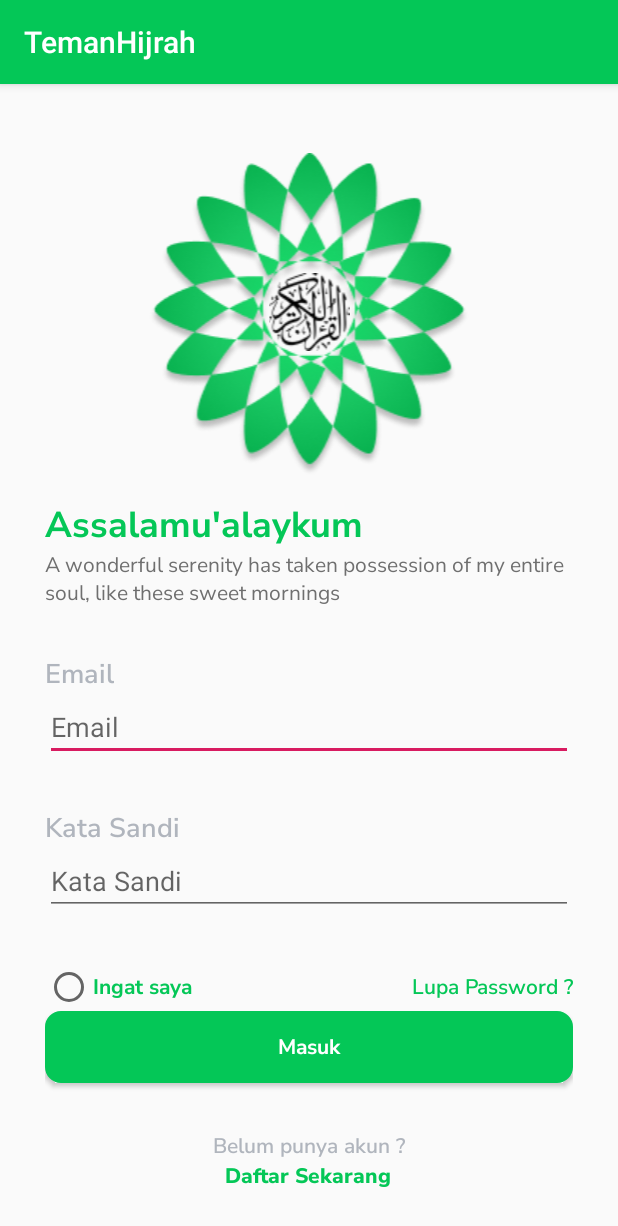
After one commit to gianpermana90/TemanHijrah, an Android app: the Login screen opened directly, with no data from a screen before it, on a phone screen of 412 x 824 dp. The commit adds this screen. Shown: the top 1226 px of the screen. Run offline under Robolectric (Android 15) with nearby library versions, the phone set to English and light mode, and no system bars.

Commit message:
add login activity

```diff
--- a/app/src/main/AndroidManifest.xml
+++ b/app/src/main/AndroidManifest.xml
@@ -9,12 +9,14 @@
         android:roundIcon="@mipmap/ic_launcher_round"
         android:supportsRtl="true"
         android:theme="@style/AppTheme">
-        <activity android:name=".Register"
+        <activity android:name=".Login"></activity>
+        <activity
+            android:name=".Register"
             android:label="Register"
             android:parentActivityName=".MainActivity">
             <meta-data
                 android:name="android.support.PARENT_ACTIVITY"
-                android:value="com.example.temanhijrah.MainActivity"/>
+                android:value="com.example.temanhijrah.MainActivity" />
         </activity>
         <activity android:name=".MainActivity">
             <intent-filter>
--- /dev/null
+++ b/app/src/main/java/com/example/temanhijrah/Login.java
@@ -0,0 +1,13 @@
+package com.example.temanhijrah;
+
+import android.support.v7.app.AppCompatActivity;
+import android.os.Bundle;
+
+public class Login extends AppCompatActivity {
+
+    @Override
+    protected void onCreate(Bundle savedInstanceState) {
+        super.onCreate(savedInstanceState);
+        setContentView(R.layout.activity_login);
+    }
+}
--- /dev/null
+++ b/app/src/main/res/font/nunito_sans_extrabold.xml
@@ -0,0 +1,7 @@
+<?xml version="1.0" encoding="utf-8"?>
+<font-family xmlns:app="http://schemas.android.com/apk/res-auto"
+        app:fontProviderAuthority="com.google.android.gms.fonts"
+        app:fontProviderPackage="com.google.android.gms"
+        app:fontProviderQuery="name=Nunito Sans&amp;weight=800"
+        app:fontProviderCerts="@array/com_google_android_gms_fonts_certs">
+</font-family>
--- /dev/null
+++ b/app/src/main/res/layout/activity_login.xml
@@ -0,0 +1,174 @@
+<?xml version="1.0" encoding="utf-8"?>
+<android.support.constraint.ConstraintLayout xmlns:android="http://schemas.android.com/apk/res/android"
+    xmlns:app="http://schemas.android.com/apk/res-auto"
+    xmlns:tools="http://schemas.android.com/tools"
+    android:layout_width="match_parent"
+    android:layout_height="match_parent"
+    tools:context=".Login">
+
+    <LinearLayout
+        android:layout_width="match_parent"
+        android:layout_height="match_parent"
+        android:orientation="vertical"
+        android:layout_margin="30dp">
+            <RelativeLayout
+                android:id="@+id/logo"
+                android:layout_width="match_parent"
+                android:layout_height="wrap_content"
+                android:gravity="center"
+                android:layout_weight="1">
+
+                <ImageView
+                    android:id="@+id/exclude"
+                    android:layout_width="match_parent"
+                    android:layout_height="wrap_content"
+                    android:contentDescription="@string/app_logo"
+                    android:src="@drawable/exclude" />
+
+                <ImageView
+                    android:id="@+id/caligraphy"
+                    android:layout_width="match_parent"
+                    android:layout_height="wrap_content"
+                    android:layout_alignBottom="@+id/exclude"
+                    android:layout_marginBottom="83dp"
+                    android:contentDescription="@string/caligraphy"
+                    android:src="@drawable/calligraphy_40586_960_720" />
+            </RelativeLayout>
+
+        <LinearLayout
+            android:layout_width="match_parent"
+            android:layout_height="wrap_content"
+            android:orientation="vertical"
+            android:layout_weight="1">
+
+            <TextView
+                android:id="@+id/salam"
+                android:layout_width="match_parent"
+                android:layout_height="wrap_content"
+                android:fontFamily="@font/nunito_sans_bold"
+                android:text="@string/salam"
+                android:textColor="@color/colorPrimary"
+                android:textSize="24sp" />
+
+            <TextView
+                android:id="@+id/description"
+                android:layout_width="match_parent"
+                android:layout_height="wrap_content"
+                android:text="@string/description"
+                android:fontFamily="@font/nunito_sans"
+                android:textColor="#6F6F6F"/>
+        </LinearLayout>
+
+        <LinearLayout
+            android:layout_width="match_parent"
+            android:layout_height="wrap_content"
+            android:layout_weight="1"
+            android:orientation="vertical">
+
+            <TextView
+                android:id="@+id/form_email"
+                android:layout_width="match_parent"
+                android:layout_height="wrap_content"
+                android:fontFamily="@font/nunito_sans_semibold"
+                android:text="@string/email"
+                android:textColor="#B0B5BD"
+                android:textSize="18sp" />
+
+            <EditText
+                android:id="@+id/input_email"
+                android:layout_width="match_parent"
+                android:layout_height="wrap_content"
+                android:ems="10"
+                android:hint="@string/email"
+                android:inputType="textEmailAddress"
+                android:textColor="#27AE60" />
+
+        </LinearLayout>
+
+        <LinearLayout
+            android:layout_width="match_parent"
+            android:layout_height="wrap_content"
+            android:layout_weight="1"
+            android:orientation="vertical">
+
+            <TextView
+                android:id="@+id/form_password"
+                android:layout_width="match_parent"
+                android:layout_height="wrap_content"
+                android:fontFamily="@font/nunito_sans_semibold"
+                android:text="@string/password"
+                android:textColor="#B0B5BD"
+                android:textSize="18sp" />
+
+            <EditText
+                android:id="@+id/input_password"
+                android:layout_width="match_parent"
+                android:layout_height="wrap_content"
+                android:ems="10"
+                android:hint="@string/password"
+                android:inputType="textPassword"
+                android:textColor="#27AE60" />
+        </LinearLayout>
+
+        <LinearLayout
+            android:layout_width="match_parent"
+            android:layout_height="wrap_content"
+            android:orientation="vertical"
+            android:layout_weight="1">
+            <LinearLayout
+                android:layout_width="match_parent"
+                android:layout_height="wrap_content"
+                android:orientation="horizontal">
+                <RadioButton
+                    android:layout_width="0dp"
+                    android:layout_height="wrap_content"
+                    android:text="@string/ingat_saya"
+                    android:textColor="@color/colorPrimary"
+                    android:fontFamily="@font/nunito_sans_bold"
+                    android:layout_weight="1"/>
+                <TextView
+                    android:layout_width="wrap_content"
+                    android:layout_height="wrap_content"
+                    android:text="@string/lupa_password"
+                    android:fontFamily="@font/nunito_sans_semibold"
+                    android:textColor="@color/colorPrimary"/>
+            </LinearLayout>
+
+            <Button
+                android:layout_width="match_parent"
+                android:layout_height="wrap_content"
+                android:background="@drawable/tombolmasuk"
+                android:text="@string/masuk"
+                android:textAllCaps="false"
+                android:textColor="#FFFFFF"
+                android:fontFamily="@font/nunito_sans_bold"
+                android:textSize="14sp"/>
+
+        </LinearLayout>
+
+        <LinearLayout
+            android:layout_width="match_parent"
+            android:layout_height="wrap_content"
+            android:orientation="vertical"
+            android:gravity="center_horizontal">
+
+            <TextView
+                android:id="@+id/belum_punya_akun"
+                android:layout_width="wrap_content"
+                android:layout_height="wrap_content"
+                android:fontFamily="@font/nunito_sans_semibold"
+                android:text="@string/belum_punya_akun"
+                android:textColor="#B0B5BD" />
+
+            <TextView
+                android:id="@+id/daftar_sekarang"
+                android:layout_width="wrap_content"
+                android:layout_height="wrap_content"
+                android:fontFamily="@font/nunito_sans_extrabold"
+                android:text="@string/register_now"
+                android:textColor="@color/colorPrimary"/>
+        </LinearLayout>
+
+    </LinearLayout>
+
+</android.support.constraint.ConstraintLayout>
--- a/app/src/main/res/values/preloaded_fonts.xml
+++ b/app/src/main/res/values/preloaded_fonts.xml
@@ -3,6 +3,7 @@
     <array name="preloaded_fonts" translatable="false">
         <item>@font/nunito_sans</item>
         <item>@font/nunito_sans_bold</item>
+        <item>@font/nunito_sans_extrabold</item>
         <item>@font/nunito_sans_semibold</item>
     </array>
 </resources>
--- a/app/src/main/res/values/strings.xml
+++ b/app/src/main/res/values/strings.xml
@@ -18,4 +18,10 @@
     <string name="password">Kata Sandi</string>
     <string name="confirm_password">Ulang Kata Sandi</string>
     <string name="terms_and_condition"><u>Setujui ketentuan layanan dan kebijakan privasi</u></string>
+    <string name="salam">Assalamu\'alaykum</string>
+    <string name="description">A wonderful serenity has taken possession of my entire soul, like these sweet mornings</string>
+    <string name="ingat_saya">Ingat saya</string>
+    <string name="lupa_password">Lupa Password ?</string>
+    <string name="belum_punya_akun">Belum punya akun ?</string>
+    <string name="register_now">Daftar Sekarang</string>
 </resources>
```
